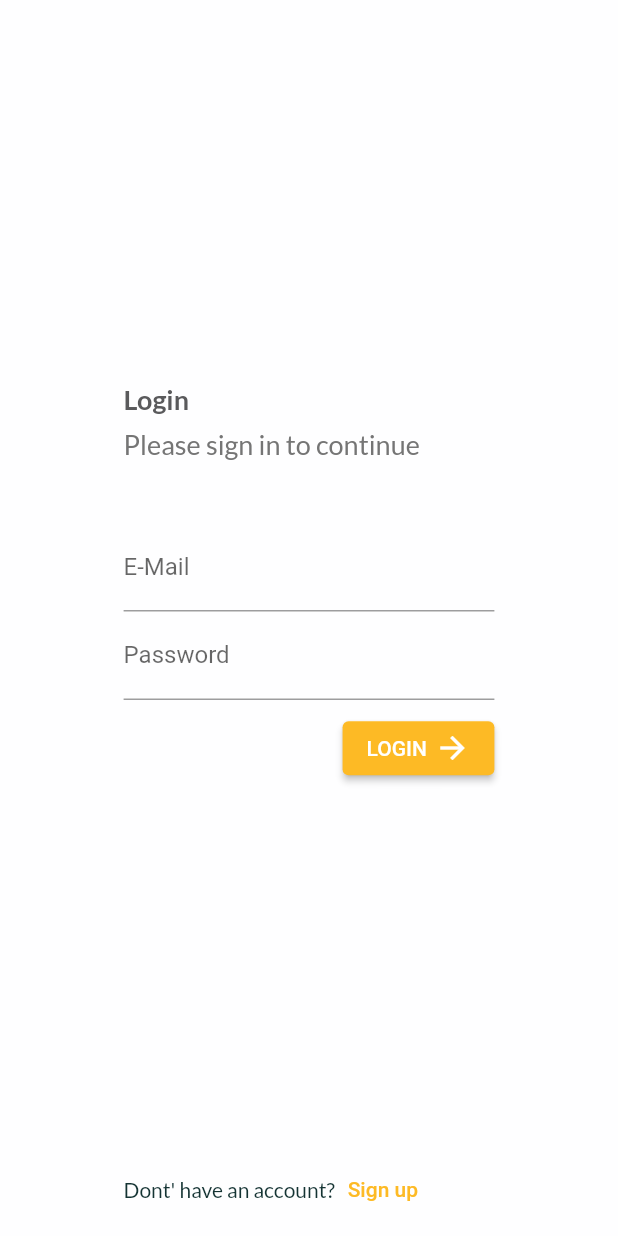
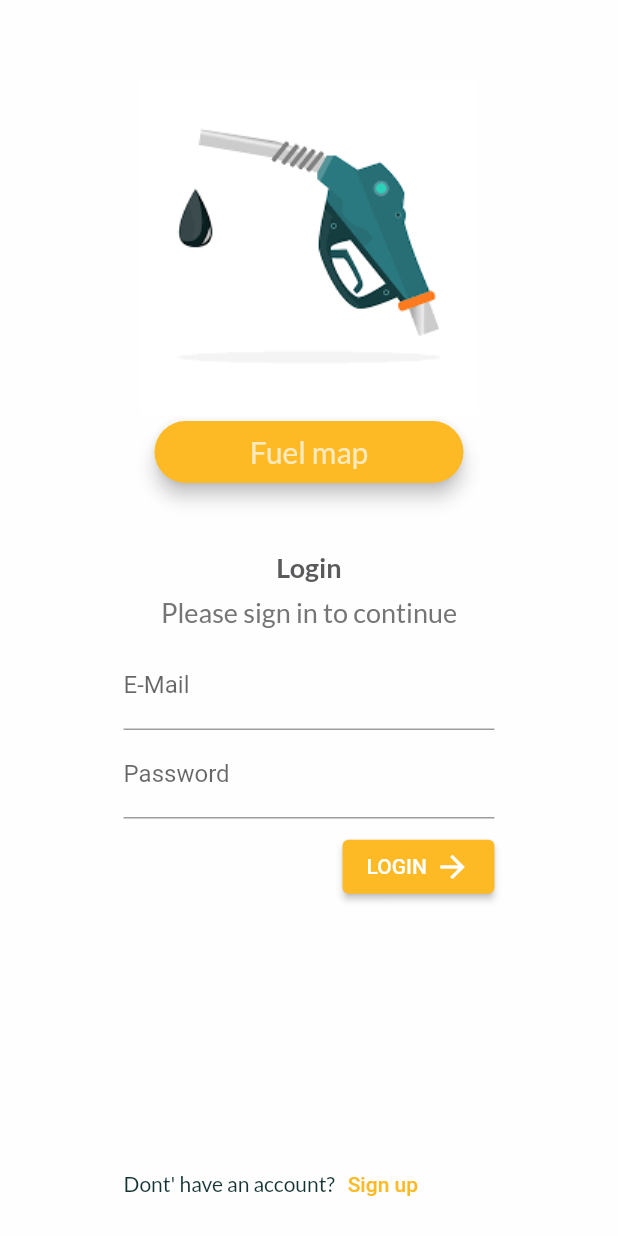
Before and after one commit to darkobuvac998/fuel_map, a Flutter app: the screen it shows after launch, on a phone screen of 412 x 824 dp. Run offline on Flutter 3.47's test engine with Material 2 defaults, Android fonts, the phone set to English and light mode, and no system bars; our stand-ins replace month_picker_dialog, shared_preferences, syncfusion_flutter_charts.

Commit message:
auth screen redesign added image and application name

```diff
--- a/lib/screens/auth_screen.dart
+++ b/lib/screens/auth_screen.dart
@@ -3,6 +3,7 @@ import 'package:provider/provider.dart';
 
 import '../models/http_exception.dart';
 import '../providers/auth.dart';
+import '../widgets/custom_card.dart';
 
 enum AuthMode { signup, signin }
 
@@ -109,14 +110,42 @@ class _AuthScreenState extends State<AuthScreen> {
           child: Container(
             padding: EdgeInsets.symmetric(
               horizontal: deviceSize.width * 0.2,
-              vertical: 8,
+              vertical: 2,
             ),
             child: Column(
-              mainAxisAlignment: MainAxisAlignment.spaceBetween,
-              crossAxisAlignment: CrossAxisAlignment.start,
+              mainAxisAlignment: MainAxisAlignment.spaceEvenly,
+              crossAxisAlignment: CrossAxisAlignment.center,
               children: [
                 SizedBox(
-                  height: deviceSize.height * 0.3,
+                  height: deviceSize.height * 0.05,
+                ),
+                FittedBox(
+                  child: Image.asset(
+                    'assets/images/login_image.jpeg',
+                    fit: BoxFit.cover,
+                  ),
+                  fit: BoxFit.scaleDown,
+                ),
+                CustomCard(
+                  child: SizedBox(
+                    width: deviceSize.width * 0.5,
+                    height: deviceSize.height * 0.05,
+                    child: const Padding(
+                      padding: EdgeInsets.all(8.0),
+                      child: Center(
+                        child: Text(
+                          'Fuel map',
+                          style: TextStyle(
+                            fontSize: 20,
+                            color: Colors.white70,
+                          ),
+                        ),
+                      ),
+                    ),
+                  ),
+                ),
+                SizedBox(
+                  height: deviceSize.height * 0.05,
                 ),
                 _mode == AuthMode.signin
                     ? Text(
@@ -147,10 +176,12 @@ class _AuthScreenState extends State<AuthScreen> {
                     ),
                   ),
                 SizedBox(
-                  height: deviceSize.height * 0.05,
+                  height: deviceSize.height * 0.01,
                 ),
                 SizedBox(
-                  height: (deviceSize.height - MediaQuery.of(context).viewInsets.bottom) * 0.5,
+                  height: (deviceSize.height -
+                          MediaQuery.of(context).viewInsets.bottom) *
+                      0.4,
                   child: Form(
                     key: _formKey,
                     child: SingleChildScrollView(
--- a/pubspec.yaml
+++ b/pubspec.yaml
@@ -67,6 +67,7 @@ flutter:
   # To add assets to your application, add an assets section, like this:
   assets:
       - assets/images/app_drawer_header_background.jpeg
+      - assets/images/login_image.jpeg
   #   - images/a_dot_burr.jpeg
   #   - images/a_dot_ham.jpeg
 
```
Also changed, not shown: assets/images/login_image.jpeg (added).
